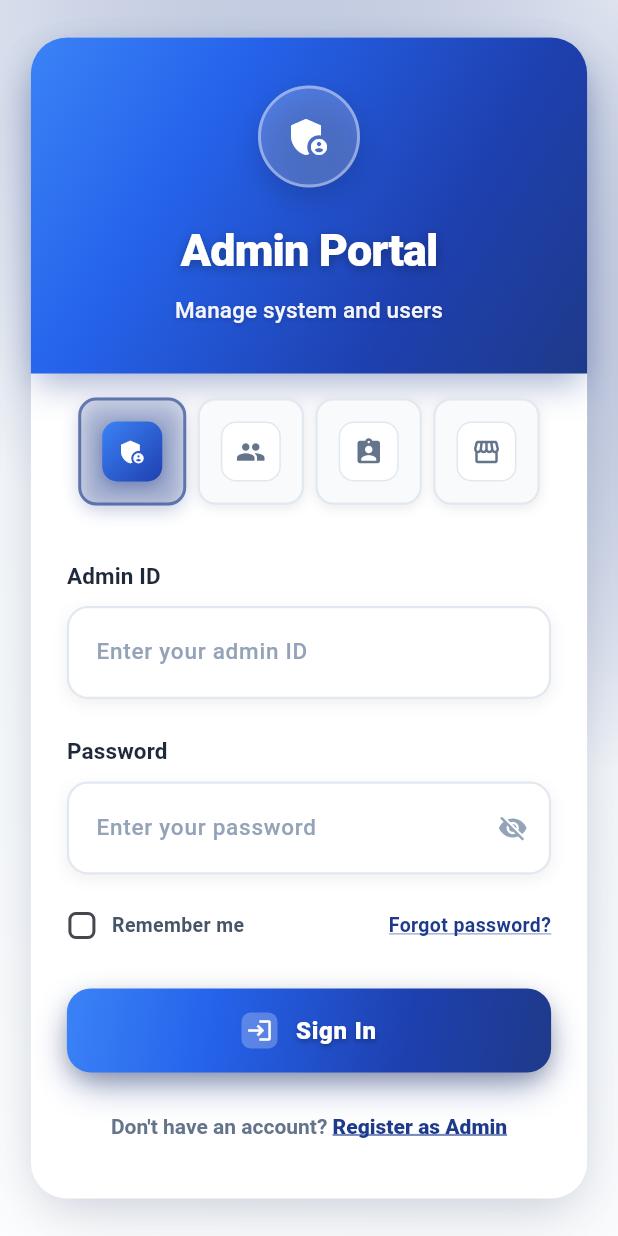
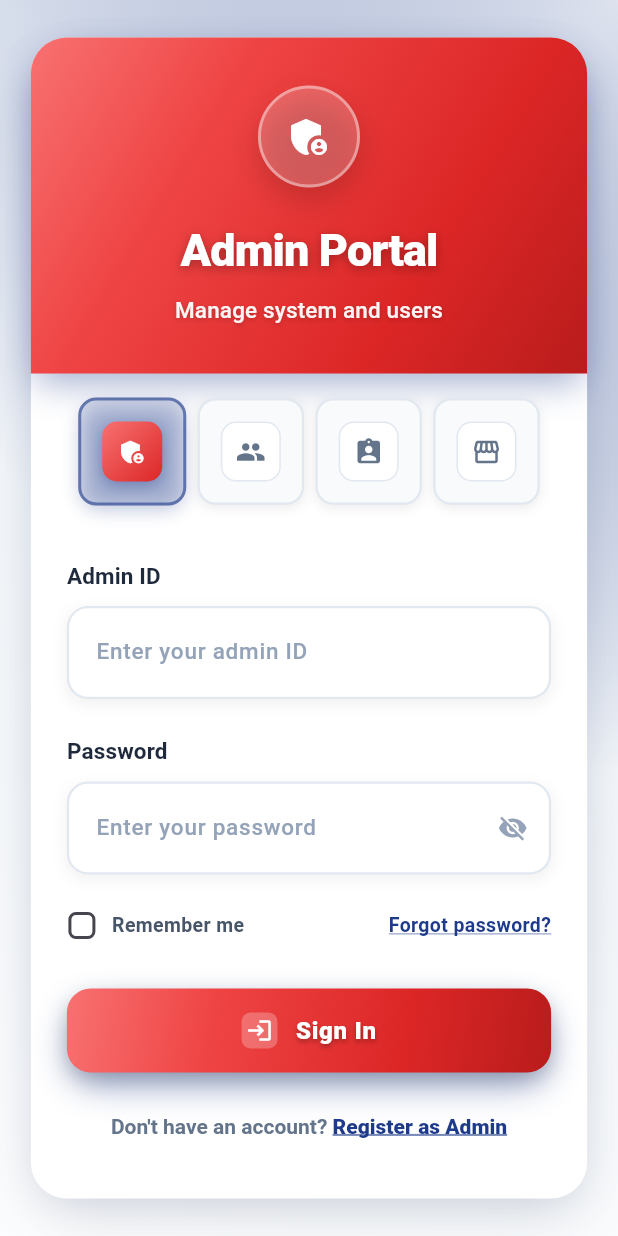
Before and after one commit to ashin-rit/NearNest, a Flutter app: the screen it shows after launch, after a tap on the "admin panel settings" icon, on a phone screen of 412 x 824 dp. Run offline on Flutter 3.47's test engine with Material 3 defaults, Android fonts, the phone set to English and light mode, and no system bars; our stand-ins replace cloud_firestore, firebase_auth, firebase_core; accounts and stored records are empty; Roboto replaces fonts that are missing (SF Pro Display).

Commit message:
Color Combination completed

```diff
--- a/lib/screens/login_page.dart
+++ b/lib/screens/login_page.dart
@@ -37,10 +37,10 @@ class _LoginPageState extends State<LoginPage> with TickerProviderStateMixin {
       'role': 'Admin',
       'color': Color(0xFF1E3A8A),
       'gradient': [
-        Color(0xFF3B82F6),
-        Color(0xFF2563EB),
-        Color(0xFF1E40AF),
-        Color(0xFF1E3A8A),
+        Color(0xFFF87171),
+        Color(0xFFEF4444),
+        Color(0xFFDC2626),
+        Color(0xFFB91C1C),
       ],
       'icon': Icons.admin_panel_settings,
       'title': 'Admin Portal',
@@ -75,10 +75,10 @@ class _LoginPageState extends State<LoginPage> with TickerProviderStateMixin {
       'role': 'Service Provider',
       'color': Color(0xFF7C2D12),
       'gradient': [
-        Color(0xFFF97316),
-        Color(0xFFEA580C),
-        Color(0xFFDC2626),
-        Color(0xFFB91C1C),
+      Color(0xFF38BDF8),
+      Color(0xFF0EA5E9),
+      Color(0xFF0284C7),
+      Color(0xFF0369A1),
       ],
       'icon': Icons.assignment_ind,
       'title': 'Service Provider',
@@ -94,10 +94,10 @@ class _LoginPageState extends State<LoginPage> with TickerProviderStateMixin {
       'role': 'Shops',
       'color': Color(0xFF581C87),
       'gradient': [
-        Color(0xFFA855F7),
-        Color(0xFF9333EA),
-        Color(0xFF7C3AED),
-        Color(0xFF6D28D9),
+             Color(0xFFFACC15),
+      Color(0xFFEAB308),
+      Color(0xFFCA8A04),
+      Color(0xFFB45309),
       ],
       'icon': Icons.storefront,
       'title': 'Shop Management',
```
